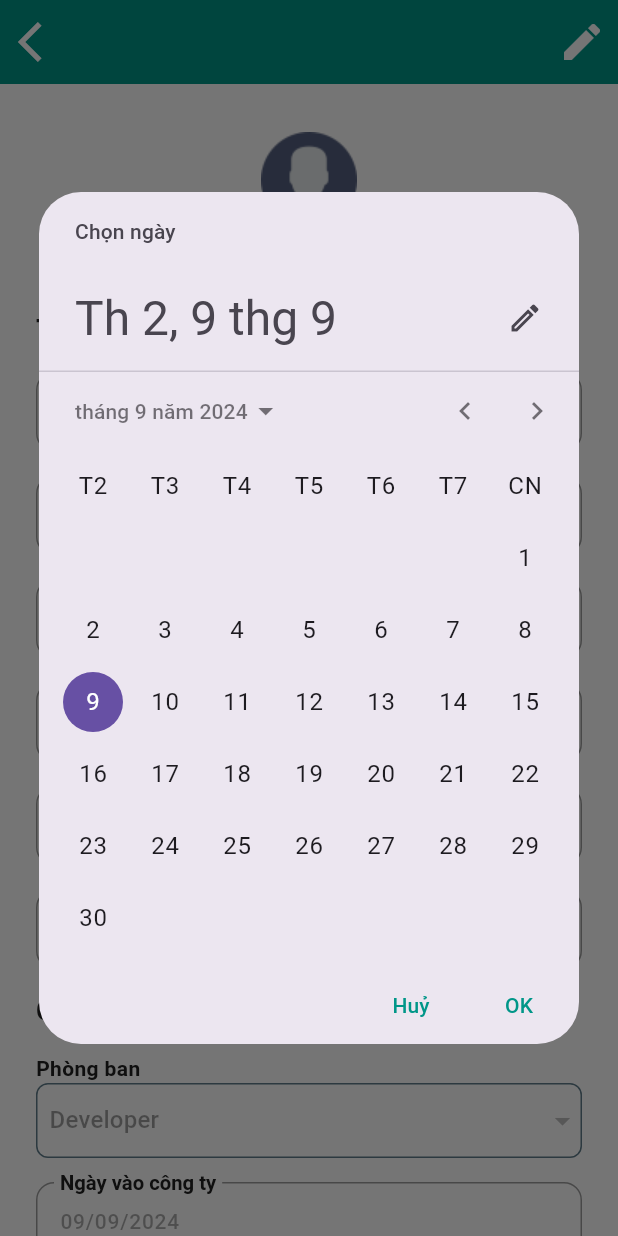
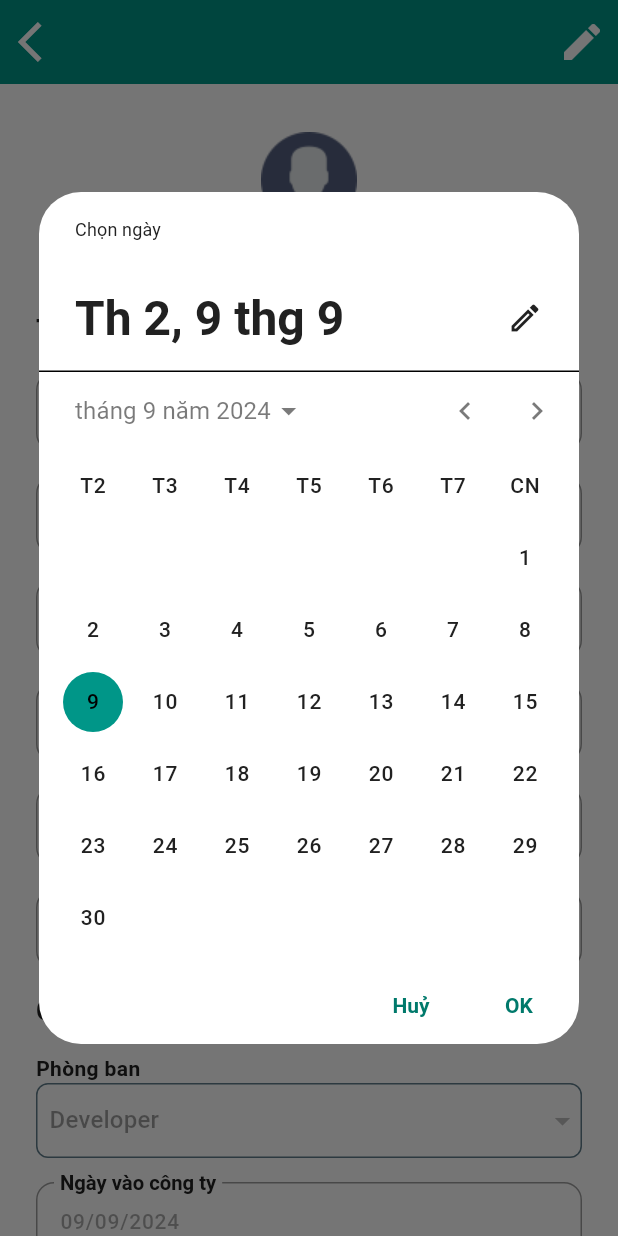
Before and after one commit to super-novey/cst_aqtech, a Flutter app: the EmployeeDetailScreen screen opened directly, after a tap on "Ngày sinh", on a phone screen of 412 x 824 dp. Run offline on Flutter 3.47's test engine with Material 3 defaults, Android fonts, the phone set to English and light mode, and no system bars; our stand-ins replace connectivity_plus, fl_chart, flutter_slidable, get, iconsax, lottie and 2 more.

Commit message:
change date picker theme

```diff
--- a/lib/common/widgets/datepicker/date_picker.dart
+++ b/lib/common/widgets/datepicker/date_picker.dart
@@ -45,26 +45,6 @@ class DatePicker extends StatelessWidget {
       initialDate: initialDate,
       firstDate: DateTime(1900),
       lastDate: DateTime(2100),
-      builder: (BuildContext context, Widget? child) {
-        return Theme(
-          data: ThemeData.light().copyWith(
-            primaryColor: Colors.teal, // Color of the selected date
-            hintColor: Colors
-                .teal, // Color of the accent (e.g., the border around the date)
-            buttonTheme:
-                const ButtonThemeData(textTheme: ButtonTextTheme.primary),
-            dialogBackgroundColor:
-                Colors.teal, // Background color of the date picker dialog
-            textButtonTheme: TextButtonThemeData(
-              style: TextButton.styleFrom(
-                foregroundColor: Colors.teal, // Color of the buttons
-              ),
-            ),
-            dividerColor: Colors.teal, // Color of the divider
-          ),
-          child: child!,
-        );
-      },
     );
 
     if (pickedDate != null) {
```
